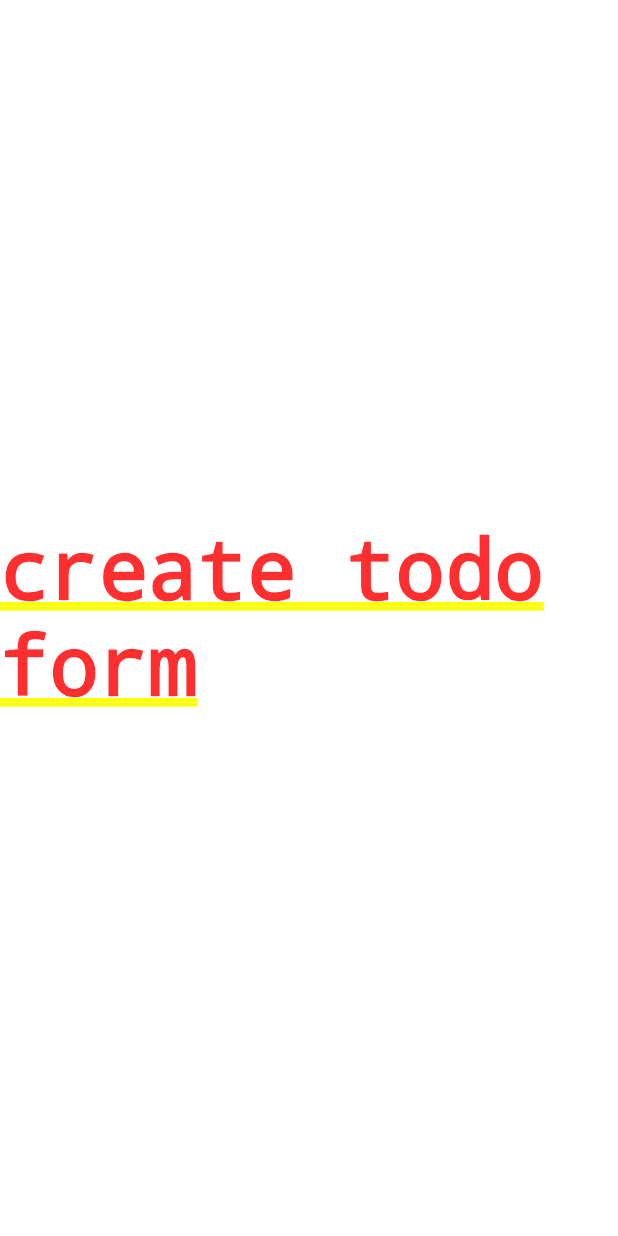
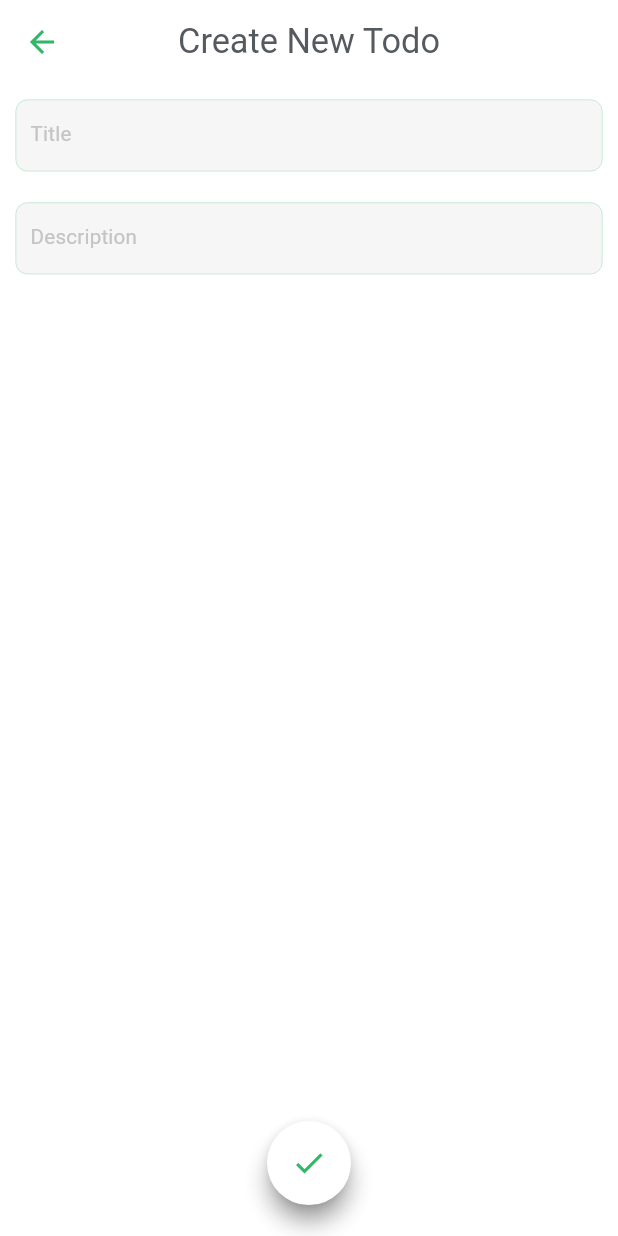
Before and after one commit to aboo/todo, a Flutter app: the screen it shows after launch, after a tap on the "add" icon, on a phone screen of 412 x 824 dp. Run offline on Flutter 3.47's test engine with Material 2 defaults, Android fonts, the light colour scheme and no system bars; our stand-ins replace floor, freezed_annotation, google_fonts, hooks_riverpod, shimmer, sqflite; accounts and stored records are empty; generated files the repository leaves out were written again.

Commit message:
implement creat-todo-page ui and logic

```diff
--- a/lib/configs/strings.dart
+++ b/lib/configs/strings.dart
@@ -1,4 +1,8 @@
 abstract class Strings {
+  static const String title = 'Title';
+  static const String description = 'Description';
+  static const String fillingThisFieldIsRequired = 'Filling this field is required!';
+  static const String createNewTodo = 'Create New Todo';
   static const String todoListIsEmpty = 'Todo list is empty!';
   static const String tryAgain = 'Try Again';
   static const String todoList = 'Todo list';
--- a/lib/presentation/screens/create_todo/create_todo.dart
+++ b/lib/presentation/screens/create_todo/create_todo.dart
@@ -1,12 +1,97 @@
 import 'package:flutter/material.dart';
+import 'package:hooks_riverpod/hooks_riverpod.dart';
+import 'package:todo/configs/sizes/index.dart';
+import 'package:todo/configs/strings.dart';
+import 'package:todo/data/providers/storage/database/entity/todo_entity.dart';
+import 'package:todo/presentation/state_notifiers/home/index.dart';
+import 'package:todo/presentation/widgets/appbar/main_app_bar.dart';
+import 'package:todo/routes.dart';
 
-class CreateToDoScreen extends StatelessWidget {
+class CreateToDoScreen extends ConsumerStatefulWidget {
   const CreateToDoScreen({Key? key}) : super(key: key);
 
   @override
+  ConsumerState<ConsumerStatefulWidget> createState() =>
+      _CreateToDoScreenState();
+}
+
+class _CreateToDoScreenState extends ConsumerState<CreateToDoScreen> {
+  late final TextEditingController _titleController = TextEditingController();
+  late final TextEditingController _descriptionController =
+      TextEditingController();
+  final _formKey = GlobalKey<FormState>();
+
+  @override
   Widget build(BuildContext context) {
-    return Center(
-      child: Text('create todo form'),
+    return Scaffold(
+      appBar: MainAppBar(
+        context,
+        title: Strings.createNewTodo,
+      ),
+      body: _buildForm(context),
+      floatingActionButtonLocation: FloatingActionButtonLocation.centerDocked,
+      floatingActionButton: _buildFAB(context),
+    );
+  }
+
+  Widget _buildFAB(BuildContext context) {
+    return Padding(
+      padding: EdgeInsets.all(LayoutSizes(context).marginL),
+      child: FloatingActionButton(
+        child: Icon(Icons.check,color: Theme.of(context).iconTheme.color,),
+        onPressed: () {
+          if (!_formKey.currentState!.validate()) return;
+          ref.watch(homeStateNotifierProvider.notifier).saveToDoItem(
+              entity: ToDoEntity(
+                  title: _titleController.text,
+                  description: _descriptionController.text,
+                  dateTime: DateTime.now().toString(),
+                  tagId: '1'));
+          AppNavigator.replaceWith(NavigationPaths.home);
+        },
+      ),
+    );
+  }
+
+  Widget _buildForm(BuildContext context) {
+    return Form(
+      key: _formKey,
+      child: Column(
+        children: [
+          Padding(
+            padding: EdgeInsets.all(LayoutSizes(context).marginM),
+            child: TextFormField(
+              controller: _titleController,
+              decoration: InputDecoration(
+                labelText: Strings.title,
+              ),
+              validator: (value) {
+                if (value?.isEmpty ?? true) {
+                  return Strings.fillingThisFieldIsRequired;
+                } else {
+                  return null;
+                }
+              },
+            ),
+          ),
+          Padding(
+            padding: EdgeInsets.all(LayoutSizes(context).marginM),
+            child: TextFormField(
+              controller: _descriptionController,
+              decoration: InputDecoration(
+                labelText: Strings.description,
+              ),
+              validator: (value) {
+                if (value?.isEmpty ?? true) {
+                  return Strings.fillingThisFieldIsRequired;
+                } else {
+                  return null;
+                }
+              },
+            ),
+          ),
+        ],
+      ),
     );
   }
 }
--- a/lib/presentation/screens/home/home.dart
+++ b/lib/presentation/screens/home/home.dart
@@ -63,7 +63,7 @@ class _HomeConsumerState extends ConsumerState<HomeScreen> {
         color: Theme.of(context).iconTheme.color,
       ),
       onPressed: () {
-        AppNavigator.push(NavigationPaths.createToDo);
+        AppNavigator.replaceWith(NavigationPaths.createToDo);
       },
     );
   }
--- a/lib/presentation/state_notifiers/home/src/home_state_notifier.dart
+++ b/lib/presentation/state_notifiers/home/src/home_state_notifier.dart
@@ -18,11 +18,8 @@ class HomeStateNotifier extends StateNotifier<HomeState> {
   Future<void> getAllToDoList({int limit = 10, int offset = 0}) async {
     try {
       state = const HomeState.loading();
-      //todo un comment this two line of code after todo form created
-      // final data =
-      //     await (await repository).findAll(limit: limit, offset: offset);
-      await Future.delayed(Duration(seconds: 1));
-      final data = ToDoEntity.generateFakeList();
+      final data =
+          await (await repository).findAll(limit: limit, offset: offset);
       state = HomeState.data(data);
     } catch (e, s) {
       state = const HomeState.error(Strings.someErrorHappened);
```
